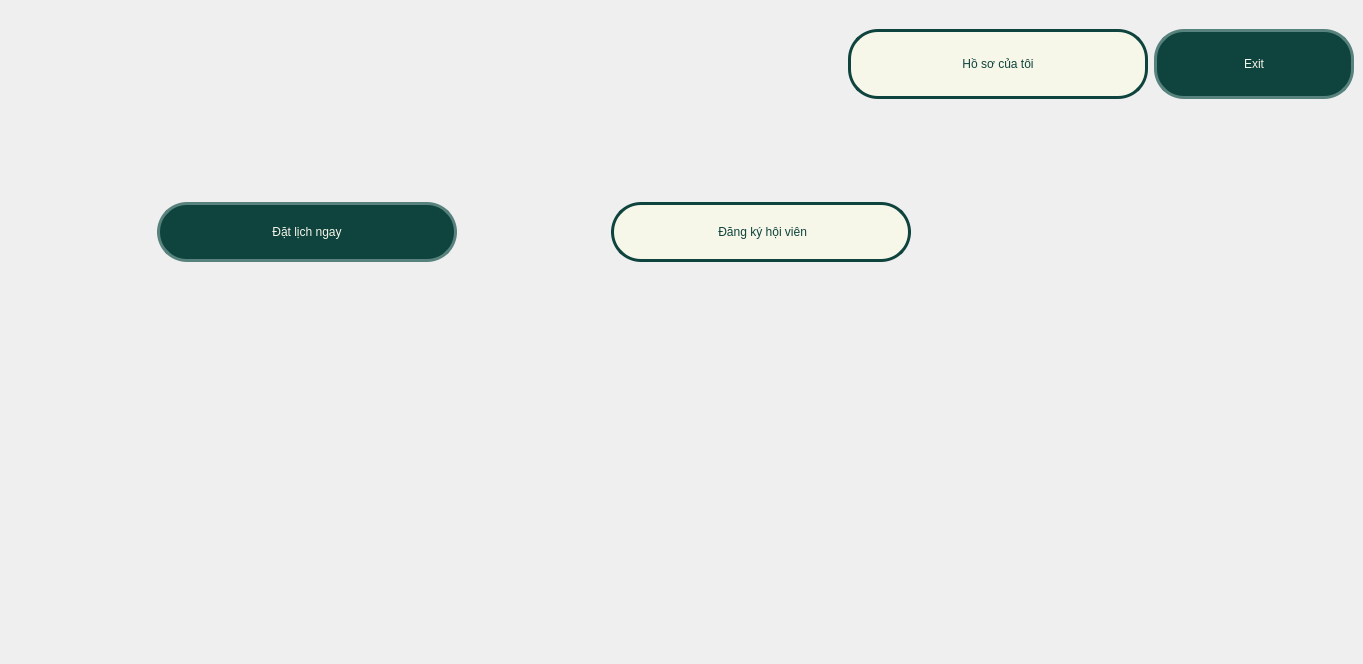
Old version of the form ui/dashboard/Dashboard.ui in the repository nguyenbphan12001-rimzy/Do-an-cuoi-ki-Nhom8_KTLT.
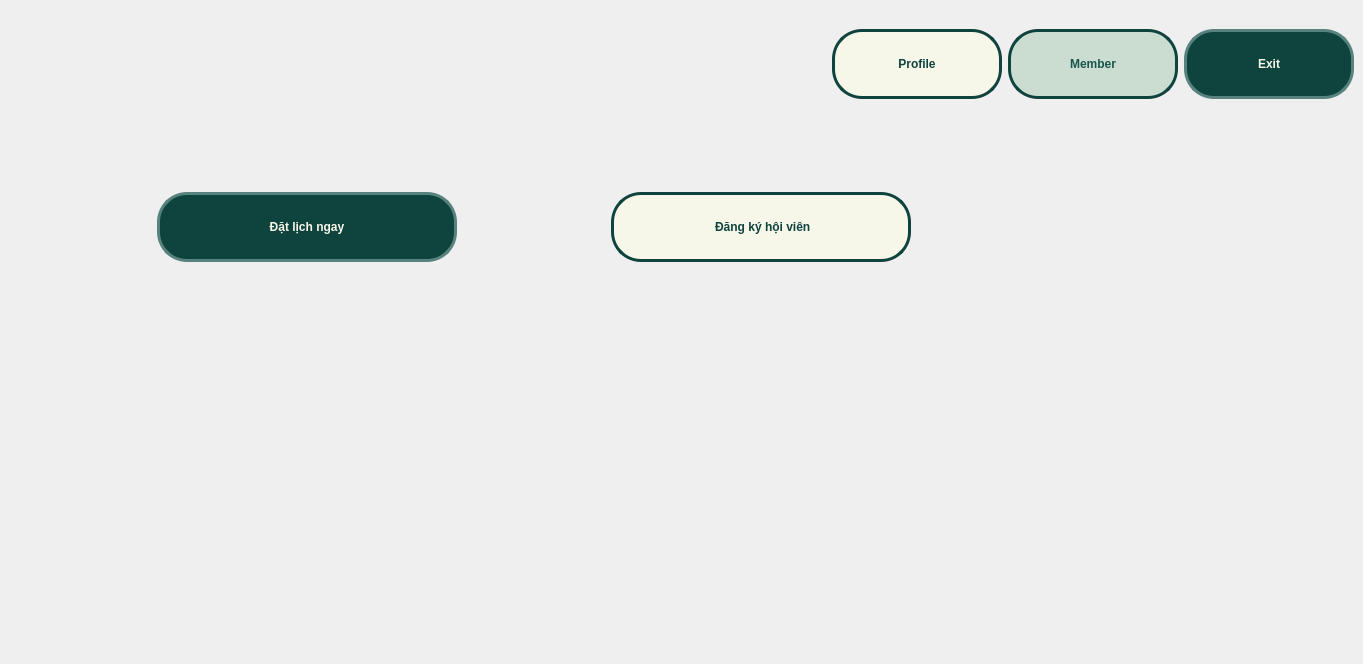
New version of the form. Icons and pictures are not drawn.

```diff
--- a/ui/dashboard/Dashboard.ui
+++ b/ui/dashboard/Dashboard.ui
@@ -56,7 +56,7 @@
            <widget class="QPushButton" name="pushButtonAdmin">
             <property name="minimumSize">
              <size>
-              <width>300</width>
+              <width>170</width>
               <height>70</height>
              </size>
             </property>
@@ -74,6 +74,7 @@
     font: 87 20pt &quot;Noto Sans HK Black&quot;;
     border-radius: 30px;
     border: 3px solid #0f433d;
+font-weight:bold;
 }
 
 /* Trạng thái khi rê chuột vào (Hover) - Đảo màu cho xịn */
@@ -91,7 +92,7 @@
 }</string>
             </property>
             <property name="text">
-             <string>Hồ sơ của tôi</string>
+             <string>Profile</string>
             </property>
             <property name="iconSize">
              <size>
@@ -101,11 +102,46 @@
             </property>
            </widget>
           </item>
+          <item>
+           <widget class="QPushButton" name="pushButtonMember">
+            <property name="minimumSize">
+             <size>
+              <width>170</width>
+              <height>70</height>
+             </size>
+            </property>
+            <property name="styleSheet">
+             <string notr="true">QPushButton{color:rgb(24, 85, 75);
+background-color:#cbddd1;
+font: 87 20pt &quot;Noto Sans HK Black&quot;;
+border-radius: 30px;
+border: 3px solid  #0f433d;
+font-weight:bold;}
+
+/* Trạng thái khi rê chuột vào (Hover) - Đảo màu cho xịn */
+QPushButton:hover {
+    background-color: #1a6b61; /* Nền biến thành xanh đậm */
+    color: #f6f6e9; /* Chữ sáng lên */
+    /* Viền giữ nguyên màu xanh đậm nên tao không cần viết lại ở đây */
+}
+
+/* Trạng thái khi click chuột bấm xuống (Pressed) */
+QPushButton:pressed {
+    background-color: #0a2e2a; /* Nền tối hơn một tông so với lúc hover */
+    border: 3px solid #0a2e2a; /* Viền cũng tối theo */
+    color: #f6f6e9;
+}</string>
+            </property>
+            <property name="text">
+             <string>Member</string>
+            </property>
+           </widget>
+          </item>
           <item>
            <widget class="QPushButton" name="pushButtonLogOut">
             <property name="minimumSize">
              <size>
-              <width>200</width>
+              <width>170</width>
               <height>70</height>
              </size>
             </property>
@@ -123,6 +159,7 @@
     font: 87 20pt &quot;Noto Sans HK Black&quot;;
     border-radius: 30px;
     border: 3px solid #58827d;
+font-weight:bold;
 }
 
 /* Trạng thái khi rê chuột vào (Hover) */
@@ -176,7 +213,7 @@
               <property name="minimumSize">
                <size>
                 <width>300</width>
-                <height>60</height>
+                <height>70</height>
                </size>
               </property>
               <property name="styleSheet">
@@ -187,6 +224,7 @@
     font: 87 20pt &quot;Noto Sans HK Black&quot;;
     border-radius: 30px;
     border: 3px solid #0f433d;
+font-weight:bold;
 }
 
 /* Trạng thái khi rê chuột vào (Hover) - Đảo màu cho xịn */
@@ -317,7 +355,7 @@
               <property name="minimumSize">
                <size>
                 <width>300</width>
-                <height>60</height>
+                <height>70</height>
                </size>
               </property>
               <property name="maximumSize">
@@ -334,6 +372,7 @@
     font: 87 20pt &quot;Noto Sans HK Black&quot;;
     border-radius: 30px;
     border: 3px solid #58827d;
+font-weight:bold;
 }
 
 /* Trạng thái khi rê chuột vào (Hover) */
```
Left out of the diff: 2 changed lines with no effect on the pictures.
